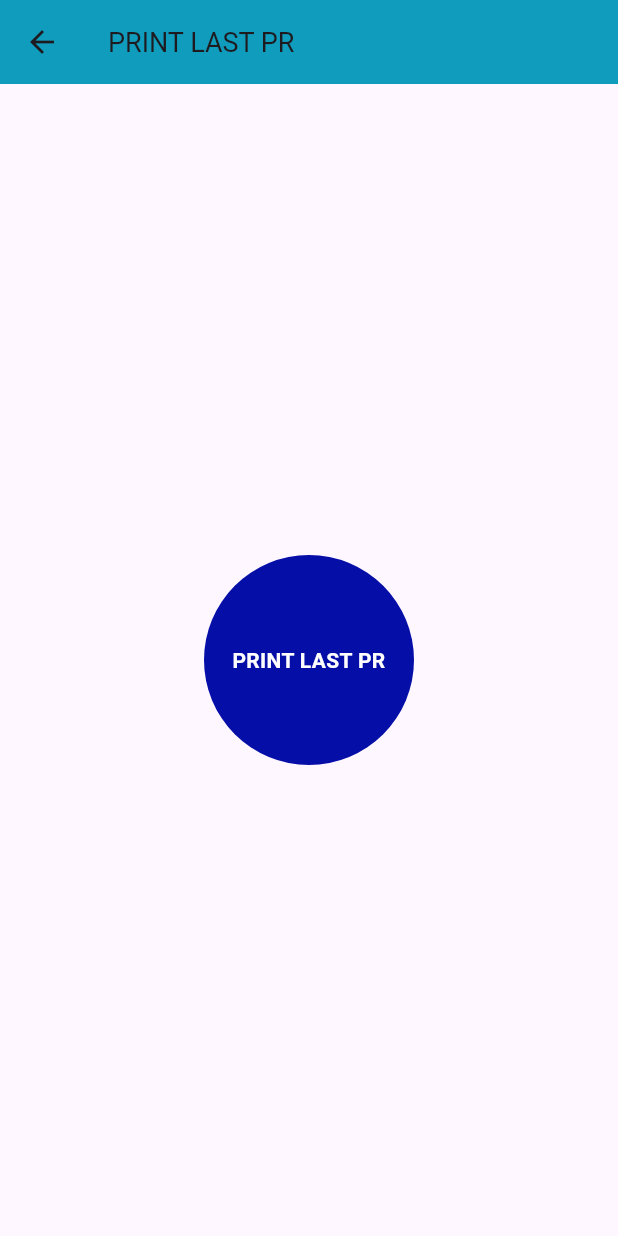
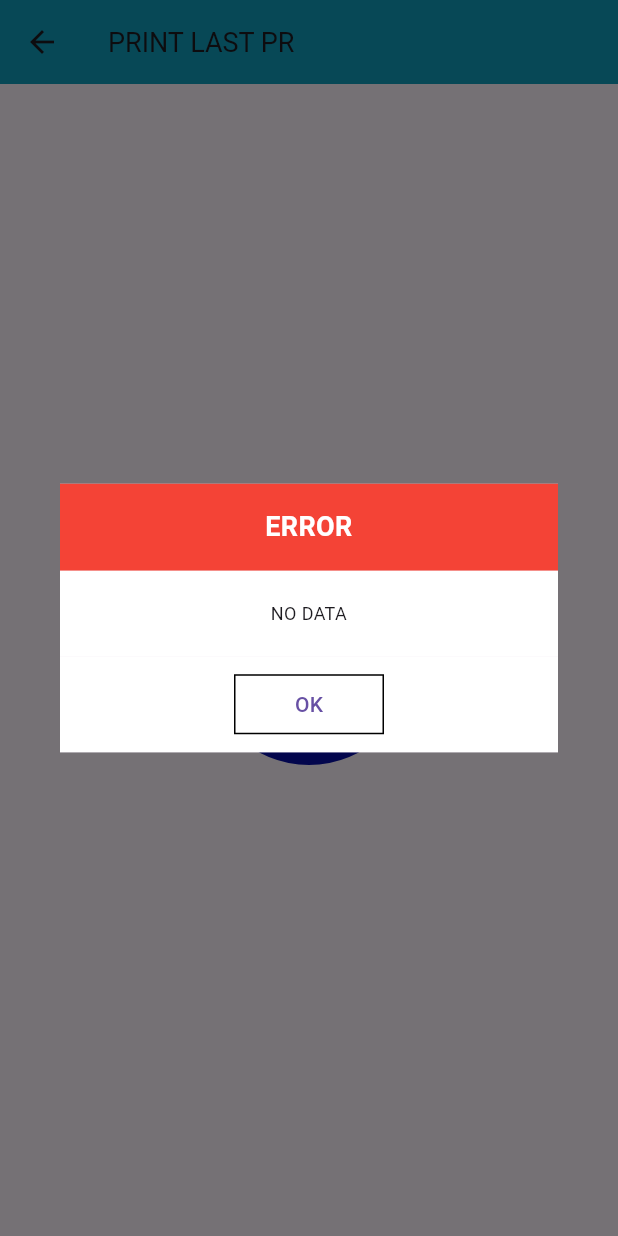
Before and after one commit to UpendarAnalogue/Online_Pr, a Flutter app: the PrintLastPr screen opened directly, after a tap on "PRINT LAST PR", on a phone screen of 412 x 824 dp. Run offline on Flutter 3.47's test engine with Material 3 defaults, Android fonts, the light colour scheme and no system bars.

Commit message:
completed all screenes

```diff
--- a/lib/Online-Pr/print_last_pr.dart
+++ b/lib/Online-Pr/print_last_pr.dart
@@ -8,6 +8,64 @@ class PrintLastPr extends StatefulWidget {
 }
 
 class _PrintLastPrState extends State<PrintLastPr> {
+  void _showNoLastPrints(BuildContext context) {
+    showDialog(
+      context: context,
+      builder: (context) => Dialog(
+        shape: const RoundedRectangleBorder(borderRadius: BorderRadius.zero),
+        child: Column(
+          mainAxisSize: MainAxisSize.min,
+          children: [
+            Container(
+              color: Colors.red,
+              width: double.infinity,
+              padding: const EdgeInsets.all(16),
+              child: const Text(
+                "ERROR",
+                textAlign: TextAlign.center,
+                style: TextStyle(
+                  fontWeight: FontWeight.bold,
+                  fontSize: 18,
+                  color: Colors.white,
+                ),
+              ),
+            ),
+
+            Container(
+              color: Colors.white,
+              width: double.infinity,
+              padding: const EdgeInsets.all(20),
+              child: const Text(
+                "NO DATA",
+                textAlign: TextAlign.center,
+                style: TextStyle(fontSize: 12),
+              ),
+            ),
+
+            Container(
+              color: Colors.white,
+              padding: const EdgeInsets.all(12),
+              child: Center(
+                child: Container(
+                  width: 100,
+                  height: 40,
+                  decoration: BoxDecoration(
+                    border: Border.all(color: Colors.black),
+                    borderRadius: BorderRadius.zero,
+                  ),
+                  child: TextButton(
+                    onPressed: () => Navigator.pop(context),
+                    child: const Text("OK"),
+                  ),
+                ),
+              ),
+            ),
+          ],
+        ),
+      ),
+    );
+  }
+
   @override
   Widget build(BuildContext context) {
     return Scaffold(
@@ -25,33 +83,29 @@ class _PrintLastPrState extends State<PrintLastPr> {
       body: Center(
         child: InkWell(
           onTap: () {
-      // Handle button click
-      // print("PRINT LAST PR Clicked");
+            _showNoLastPrints(context);
           },
-    borderRadius: BorderRadius.circular(70), // to match circle ripple
+          borderRadius: BorderRadius.circular(70),
           child: Container(
-      width: 140,  // Circle width
-      height: 140, // Circle height
+            width: 140,
+            height: 140,
             decoration: const BoxDecoration(
-        shape: BoxShape.circle, // Makes it a circle
-        color: Color.fromARGB(255, 6, 14, 168), // Circle background color
+              shape: BoxShape.circle,
+              color: Color.fromARGB(255, 6, 14, 168),
             ),
             child: const Center(
               child: Text(
                 "PRINT LAST PR",
                 textAlign: TextAlign.center,
                 style: TextStyle(
-            color: Colors.white, // Text color
+                  color: Colors.white,
                   fontWeight: FontWeight.bold,
                 ),
               ),
             ),
           ),
         ),
-)
-
+      ),
     );
   }
-
-  // Exit Confirmation Dialog
 }
--- a/lib/main.dart
+++ b/lib/main.dart
@@ -7,8 +7,7 @@ import 'package:online_pr/Online-Pr/online_pr.dart';
 class MyApp extends StatelessWidget {
   const MyApp({super.key});
 
-  // This widget is the root of your application.
-  @override
+   @override
   Widget build(BuildContext context) {
     return MaterialApp(
       title: 'Print Receipt',
```
Also changed, not shown: lib/Online-Pr/duplicate_pr.dart (+10 -12 lines), lib/Online-Pr/online_Pr_Menu.dart (+7 -11 lines), lib/Online-Pr/online_pr.dart (+19 -11 lines), lib/Online-Pr/rc_report.dart (+67 -13 lines). Lines whose indentation alone changed are shown as unchanged.
